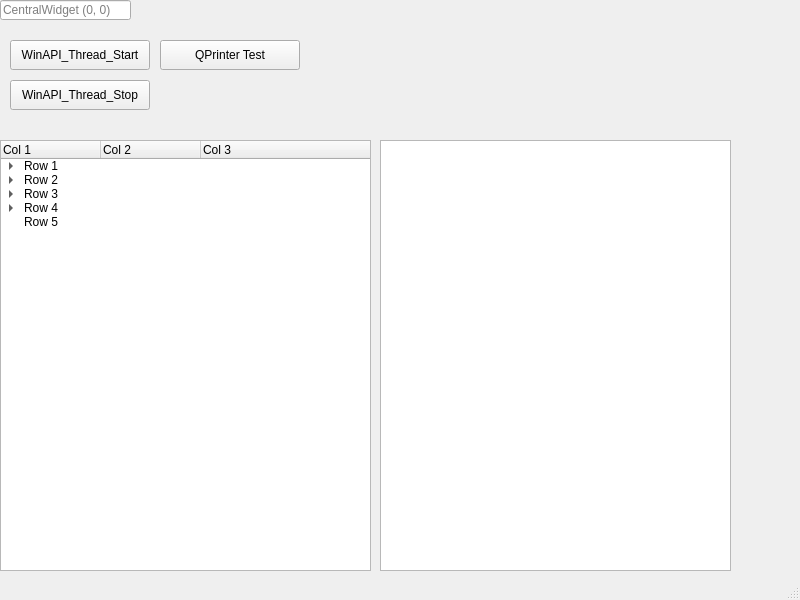
First picture: the form in QtGuiApplicationTest/QtGuiApplicationTest/MiscellaneousTesting.ui, repository xautshuanglong/QtLearningRepository, before the edit.
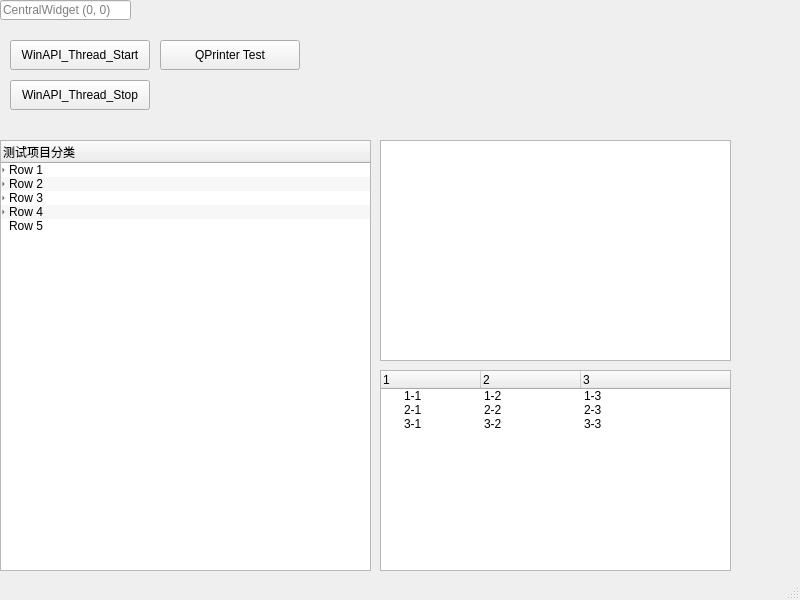
Second picture: the form after the edit.

Commit message: 测试杂集分组 UI 效果

What changed in the file:
```diff
--- a/QtGuiApplicationTest/QtGuiApplicationTest/MiscellaneousTesting.ui
+++ b/QtGuiApplicationTest/QtGuiApplicationTest/MiscellaneousTesting.ui
@@ -36,19 +36,42 @@
       <height>431</height>
      </rect>
     </property>
+    <property name="focusPolicy">
+     <enum>Qt::NoFocus</enum>
+    </property>
+    <property name="editTriggers">
+     <set>QAbstractItemView::DoubleClicked</set>
+    </property>
+    <property name="showDropIndicator" stdset="0">
+     <bool>false</bool>
+    </property>
+    <property name="alternatingRowColors">
+     <bool>true</bool>
+    </property>
+    <property name="indentation">
+     <number>5</number>
+    </property>
+    <property name="rootIsDecorated">
+     <bool>true</bool>
+    </property>
+    <property name="itemsExpandable">
+     <bool>true</bool>
+    </property>
+    <property name="animated">
+     <bool>false</bool>
+    </property>
+    <property name="allColumnsShowFocus">
+     <bool>true</bool>
+    </property>
+    <property name="headerHidden">
+     <bool>false</bool>
+    </property>
+    <property name="expandsOnDoubleClick">
+     <bool>true</bool>
+    </property>
     <column>
      <property name="text">
-      <string>Col 1</string>
-     </property>
-    </column>
-    <column>
-     <property name="text">
-      <string>Col 2</string>
-     </property>
-    </column>
-    <column>
-     <property name="text">
-      <string>Col 3</string>
+      <string>测试项目分类</string>
      </property>
     </column>
     <item>
@@ -142,9 +165,12 @@
       <x>380</x>
       <y>140</y>
       <width>351</width>
-      <height>431</height>
+      <height>221</height>
      </rect>
     </property>
+    <property name="alternatingRowColors">
+     <bool>true</bool>
+    </property>
    </widget>
    <widget class="QPushButton" name="btnWinApiThreadStart">
     <property name="geometry">
@@ -185,6 +211,64 @@
      <string>QPrinter Test</string>
     </property>
    </widget>
+   <widget class="QTreeWidget" name="treeWidgetExample">
+    <property name="geometry">
+     <rect>
+      <x>380</x>
+      <y>370</y>
+      <width>351</width>
+      <height>201</height>
+     </rect>
+    </property>
+    <column>
+     <property name="text">
+      <string>1</string>
+     </property>
+    </column>
+    <column>
+     <property name="text">
+      <string>2</string>
+     </property>
+    </column>
+    <column>
+     <property name="text">
+      <string>3</string>
+     </property>
+    </column>
+    <item>
+     <property name="text">
+      <string>1-1</string>
+     </property>
+     <property name="text">
+      <string>1-2</string>
+     </property>
+     <property name="text">
+      <string>1-3</string>
+     </property>
+    </item>
+    <item>
+     <property name="text">
+      <string>2-1</string>
+     </property>
+     <property name="text">
+      <string>2-2</string>
+     </property>
+     <property name="text">
+      <string>2-3</string>
+     </property>
+    </item>
+    <item>
+     <property name="text">
+      <string>3-1</string>
+     </property>
+     <property name="text">
+      <string>3-2</string>
+     </property>
+     <property name="text">
+      <string>3-3</string>
+     </property>
+    </item>
+   </widget>
   </widget>
   <widget class="QStatusBar" name="statusBar"/>
  </widget>
```
Left out of the diff: 11 changed lines with no effect on the pictures. The commit also changes 1 other file.
